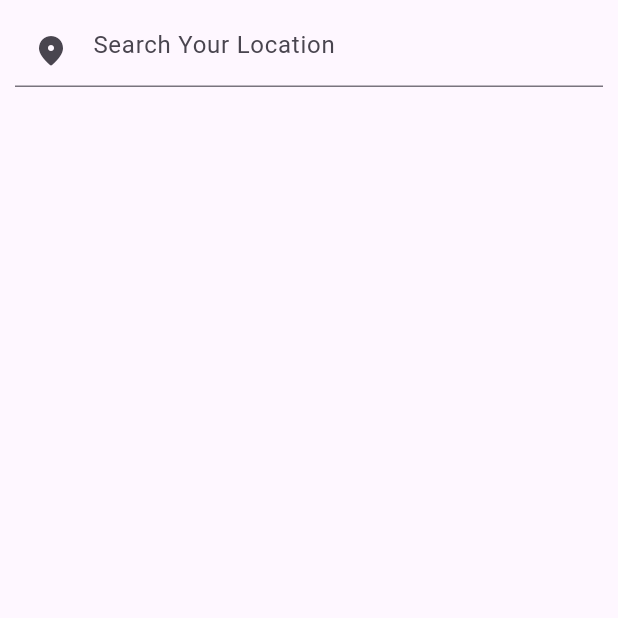
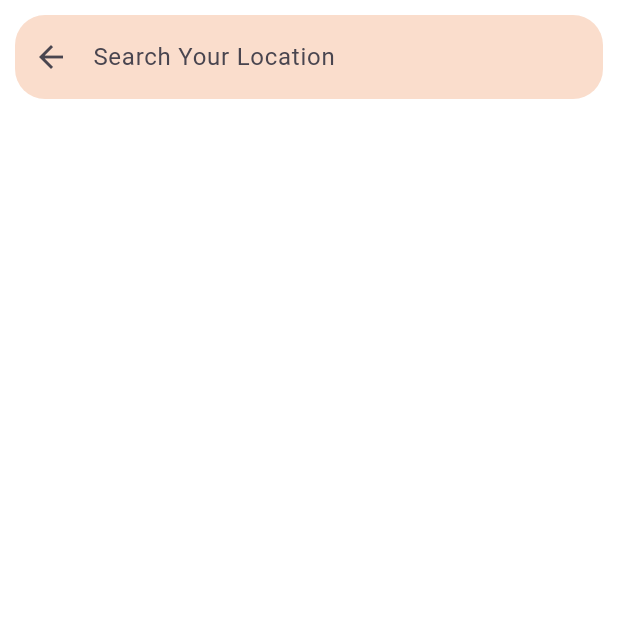
Before and after one commit to osama21245/3la-ad-el-eed, a Flutter app: the SearchLocationScreen screen opened directly, on a phone screen of 412 x 824 dp, the top half of it. Run offline on Flutter 3.47's test engine with Material 3 defaults, Android fonts, the phone set to English and light mode, and no system bars; our stand-ins replace dartz, firebase_core, flutter_bloc, geolocator, get_it, google_maps_flutter and 1 more; accounts and stored records are empty.

Commit message:
Complete Search logic

```diff
--- a/lib/features/shops/view/controllers/cubit/shop_location_state.dart
+++ b/lib/features/shops/view/controllers/cubit/shop_location_state.dart
@@ -8,8 +8,11 @@ enum ShopLocationStates {
   getCurrantLocationFailure,
   getShopLocationSelect,
   selectShopLocationOnMap,
+  cameraMoved,
   searchPlaces,
+  searchPlacesLoading,
   changeSelectMode,
+  animationResult,
 }
 
 class ShopLocationState {
@@ -19,6 +22,7 @@ class ShopLocationState {
   final Set<Marker> shopMark;
   final String errorMessage;
   final List<PredictionModel> predictions;
+  final LatLng searchResultPosition;
 
   const ShopLocationState({
     required this.state,
@@ -27,6 +31,8 @@ class ShopLocationState {
     required this.shopMark,
     required this.errorMessage,
     required this.predictions,
+
+    required this.searchResultPosition,
   });
   ShopLocationState copyWith({
     ShopLocationStates? state,
@@ -35,6 +41,7 @@ class ShopLocationState {
     Set<Marker>? shopMark,
     String? errorMessage,
     List<PredictionModel>? predictions,
+    LatLng? searchResultPosition,
   }) {
     return ShopLocationState(
       state: state ?? this.state,
@@ -43,6 +50,7 @@ class ShopLocationState {
       shopMark: shopMark ?? this.shopMark,
       errorMessage: errorMessage ?? this.errorMessage,
       predictions: predictions ?? this.predictions,
+      searchResultPosition: searchResultPosition ?? this.searchResultPosition,
     );
   }
 }
--- a/lib/features/shops/view/screens/search_location_screen.dart
+++ b/lib/features/shops/view/screens/search_location_screen.dart
@@ -6,16 +6,14 @@ import 'package:flutter_bloc/flutter_bloc.dart';
 
 // ignore: must_be_immutable
 class SearchLocationScreen extends StatelessWidget {
-  SearchLocationScreen({super.key});
-  TextEditingController query = TextEditingController();
+  const SearchLocationScreen({super.key});
   @override
   Widget build(BuildContext context) {
     return Scaffold(
+      backgroundColor: Colors.white,
       body: SafeArea(
-        child: BlocConsumer<ShopLocationCubit, ShopLocationState>(
-          listener: (context, state) {},
-          builder: (context, state) {
-            return Column(
+        child: SingleChildScrollView(
+          child: Column(
             children: [
               Form(
                 child: Padding(
@@ -23,30 +21,64 @@ class SearchLocationScreen extends StatelessWidget {
                   child: TextFormField(
                     onChanged: (val) {
                       context.read<ShopLocationCubit>().searchPlaces(
-                          query: query.text,
+                        query: val,
                       );
                     },
                     textInputAction: TextInputAction.search,
-                      controller: query,
+                    cursorColor: Color(0xFFEB7E3E),
                     decoration: InputDecoration(
+                      filled: true,
+                      border: OutlineInputBorder(
+                        borderSide: BorderSide.none,
+                        borderRadius: BorderRadius.circular(20),
+                      ),
+                      fillColor: Color.fromARGB(67, 235, 126, 62),
                       hintText: "Search Your Location",
-                        prefixIcon: Icon(Icons.location_on_rounded),
+                      prefixIcon: IconButton(
+                        icon: Icon(Icons.arrow_back),
+                        onPressed: () {
+                          Navigator.pop(context);
+                        },
                       ),
                     ),
                   ),
                 ),
+              ),
+              BlocBuilder<ShopLocationCubit, ShopLocationState>(
+                builder: (context, state) {
+                  if (state.state == ShopLocationStates.searchPlacesLoading) {
+                    return Center(child: CircularProgressIndicator());
+                  } else {
+                    return SizedBox(
+                      height: MediaQuery.of(context).size.height,
 
-                Expanded(
                       child: ListView.builder(
+                        padding: EdgeInsets.all(5),
+                        itemExtent: 100,
                         itemBuilder:
-                        (context, i) =>
-                            LocationListTiles(onTap: () {}, location: state.predictions[i].description),
-                    itemCount:  state.predictions.length,
+                            (context, i) => Padding(
+                              padding: const EdgeInsets.all(8.0),
+                              child: LocationListTiles(
+                                onTap: () {
+
+                                    context
+                                      .read<ShopLocationCubit>()
+                                      .getLatLngFromPlaceId(
+                                        placeId: state.predictions[i].placeId,
+                                        context: context
+                                      );
+                                },
+                                location: state.predictions[i].description,
                               ),
                             ),
+                        itemCount: state.predictions.length,
+                      ),
+                    );
+                  }
+                },
+              ),
             ],
-            );
-          },
+          ),
         ),
       ),
     );
--- a/lib/main.dart
+++ b/lib/main.dart
@@ -17,7 +17,7 @@ class MyApp extends StatelessWidget {
       debugShowCheckedModeBanner: false,
       home: BlocProvider(
         create: (context) => sl<ShopLocationCubit>(),
-        child: const GetShopLocationScreen(),
+        child:  GetShopLocationScreen(),
       ),
     );
   }
```
Also changed, not shown: lib/features/shops/data/data_source/map_data_source.dart (+17 -1 lines), lib/features/shops/data/repository/map_repo.dart (+14 -0 lines), lib/features/shops/view/controllers/cubit/shop_location_cubit.dart (+18 -1 lines), lib/features/shops/view/screens/get_shop_location.dart (+10 -10 lines), lib/features/shops/view/widgets/location_list_tiles.dart (+13 -10 lines), lib/features/shops/view/widgets/show_map_body.dart (+65 -27 lines). Lines whose indentation alone changed are shown as unchanged.
